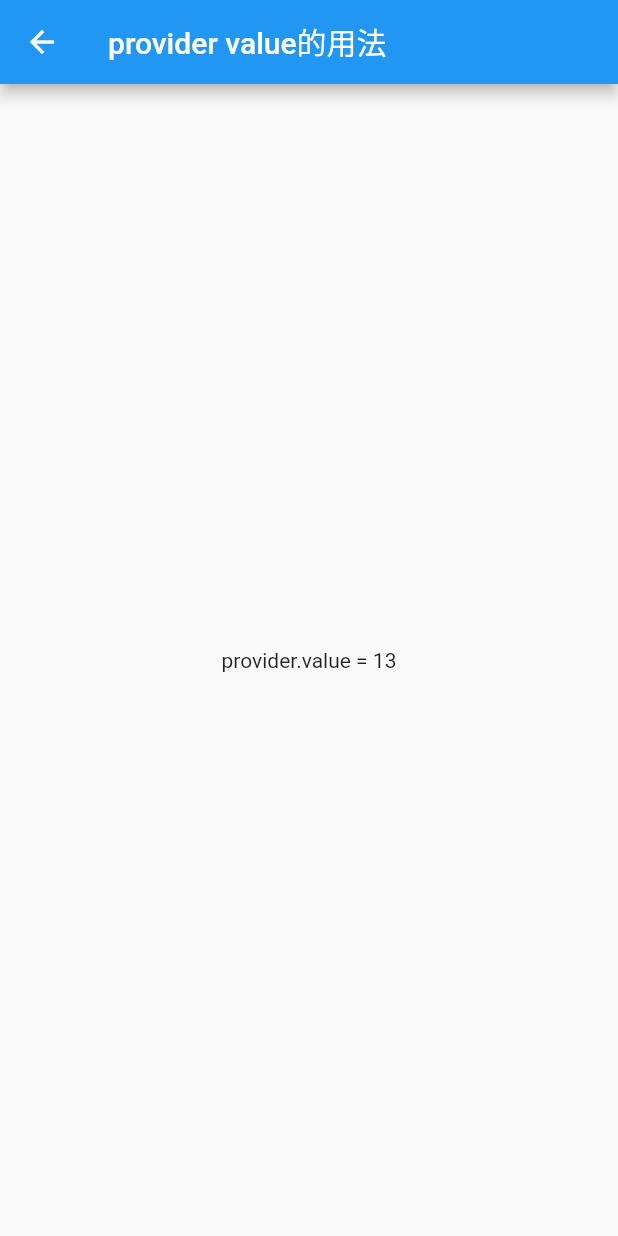
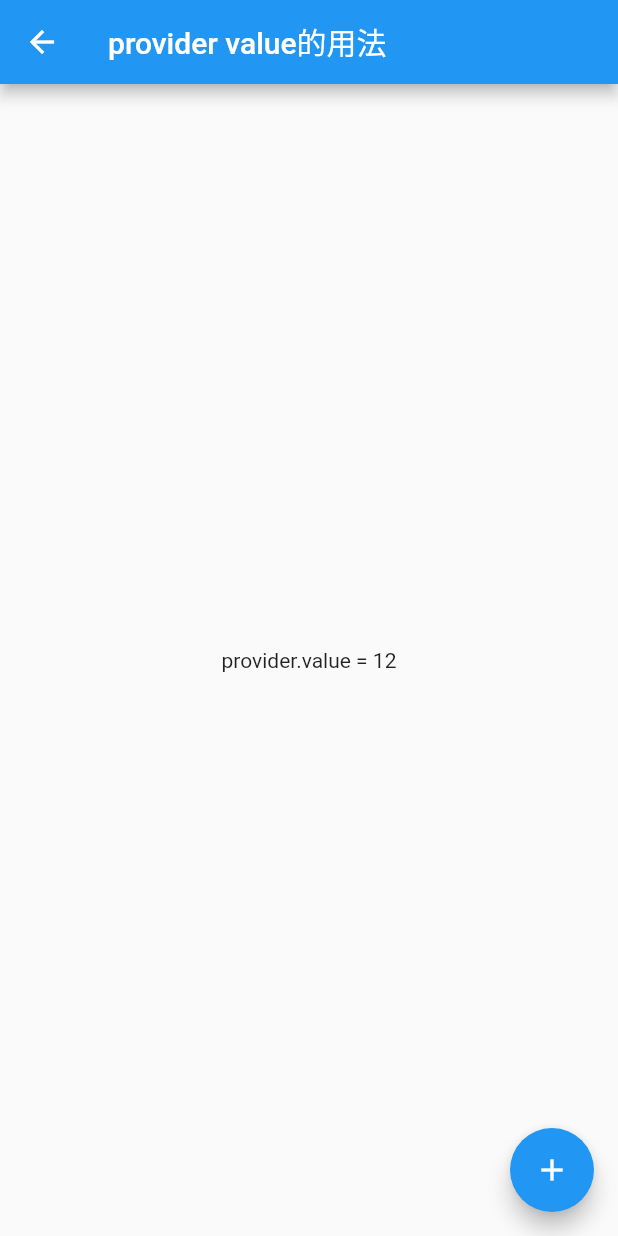
Before and after one commit to SHIMLY-GitHub/flutter_provider_example, a Flutter app: the screen it shows after launch, after a tap on "provide value 的用法", on a phone screen of 412 x 824 dp. Run offline on Flutter 3.47's test engine with Material 2 defaults, Android fonts, the phone set to English and light mode, and no system bars; our stand-ins replace dio.

Commit message:
no message

```diff
--- a/lib/changeNotifierProvider/change_notifier_value_provider_page.dart
+++ b/lib/changeNotifierProvider/change_notifier_value_provider_page.dart
@@ -14,6 +14,7 @@ class _ChangeNotifierValueProviderPageState extends State<ChangeNotifierValuePro
   Widget build(BuildContext context) {
     return ChangeNotifierProvider.value(
         value: widget.changeState,
+
         child: Scaffold(
           appBar: AppBar(title: Text("value"),),
           body: Center(
--- a/lib/djy_provider/my_car_state.dart
+++ b/lib/djy_provider/my_car_state.dart
@@ -1,12 +1,19 @@
 import 'package:flutter_provider_example/djy_provider/provider/djy_change_notifier.dart';
 
 class MyCarState extends DjyChangeNotifier{
-  int _count = 0;
+  int _count1 = 0;
+  int _count2 = 0;
 
-  get count=> _count;
+  get count1=> _count1;
 
-  void add(){
-    _count ++;
+  get count2=> _count2;
+
+  void add1(){
+    _count1 ++;
+    notifyListeners();
+  }
+  void add2(){
+    _count2 ++;
     notifyListeners();
   }
 
--- a/lib/main.dart
+++ b/lib/main.dart
@@ -5,8 +5,12 @@ import 'package:flutter_provider_example/changeNotifierProvider/change_notifier_
 import 'package:flutter_provider_example/future_provider/future_provider_page.dart';
 
 import 'package:flutter_provider_example/djy_provider/my_car_page.dart';
+import 'package:flutter_provider_example/multiProvider/multiProvider_page.dart';
+import 'package:flutter_provider_example/selector/selector_example1_page.dart';
+import 'package:flutter_provider_example/proxyProvider/proxy_provider_page.dart';
+import 'package:provider/provider.dart';
 
-import 'package:provider/provider.dart';
+
 void main() {
 
   Provider.debugCheckInvalidValueType = null;
@@ -88,6 +92,32 @@ class _MyHomePageState extends State<MyHomePage> {
             GestureDetector(
               onTap: (){
                 Navigator.of(context).push(new MaterialPageRoute(builder: (_) {
+                  return SelectorExample1Page();
+                }));
+              },
+              child: Text("selector的用法"),
+            ),
+            GestureDetector(
+              onTap: (){
+                Navigator.of(context).push(new MaterialPageRoute(builder: (_) {
+                  return ProxyProviderPage();
+                }));
+              },
+              child: Text("proxyProvider"),
+            ),
+
+            GestureDetector(
+              onTap: (){
+                Navigator.of(context).push(new MaterialPageRoute(builder: (_) {
+                  return MultiProviderPage();
+                }));
+
+              },
+              child: Text("MultiProvider 的用法"),
+            ),
+            GestureDetector(
+              onTap: (){
+                Navigator.of(context).push(new MaterialPageRoute(builder: (_) {
                   return FutureProviderPage();
                 }));
 
--- a/lib/provider/cart_state.dart
+++ b/lib/provider/cart_state.dart
@@ -1,6 +1,6 @@
 import 'package:flutter/material.dart';
 
-class CartState {
+class CartState extends ChangeNotifier {
 
 
   int _count = 13;
--- a/lib/provider/provider_value_page.dart
+++ b/lib/provider/provider_value_page.dart
@@ -1,20 +1,53 @@
 import 'package:flutter/material.dart';
 import 'package:flutter_provider_example/provider/cart_state.dart';
 import 'package:provider/provider.dart';
+
+
+
+
 class ProviderValuePage extends StatelessWidget {
   @override
   Widget build(BuildContext context) {
-    return Provider<CartState>.value(
+    return Provider<int>.value(
 
-      value: CartState(),
+      value: 12,
+      updateShouldNotify: (previous, next){
+
+
+        return previous != next;
+      } ,
+
       child: Scaffold(
         appBar: AppBar(title: Text("provider value的用法"),),
         body: Builder(builder: (context){
           return Center(
-            child: Text("provider.value = ${Provider.of<CartState>(context).count}"),
+            child: Text("provider.value = ${Provider.of<int>(context)}"),
           );
         }),
+        floatingActionButton: IncrementCounterButton(),
       ),
+
+
+    );
+  }
+
+
+}
+class IncrementCounterButton extends StatelessWidget {
+  const IncrementCounterButton({Key key}) : super(key: key);
+
+  @override
+  Widget build(BuildContext context) {
+
+    return FloatingActionButton(
+      onPressed: () {
+
+
+
+        Provider.of<CartState>(context,listen: false).add();
+      },
+      tooltip: 'Increment',
+      child: const Icon(Icons.add),
     );
   }
 }
--- a/lib/provider/provier_create_page.dart
+++ b/lib/provider/provier_create_page.dart
@@ -15,10 +15,12 @@ class ProviderCreatePage extends StatelessWidget {
 
     return Provider<CartState>(
       create:(context){
+        print(context);
 
         return CartState();
 
       },
+
 
 
       child: Scaffold(
--- /dev/null
+++ b/lib/selector/selector_state.dart
@@ -0,0 +1,22 @@
+import 'package:flutter/material.dart';
+class SelectorState extends ChangeNotifier{
+
+  int _count1 = 0;
+  int _count2 = 0;
+  int _count3 = 0;
+
+  get count1=>_count1;
+  get count2=>_count2;
+  get count3=>_count3;
+
+
+  void add1(){
+    _count1++;
+    notifyListeners();
+  }
+
+  void add2(){
+    _count2 ++;
+    notifyListeners();
+  }
+}
```
Also changed, not shown: lib/changeNotifierProvider/change_notifier_provider_page.dart (+17 -4 lines), lib/djy_provider/my_car_page.dart (+20 -4 lines), lib/multiProvider/multiProvider_page.dart (added, +65 -0 lines), lib/multiProvider/multi_state.dart (added, +26 -0 lines), lib/proxyProvider/proxy_provider_page.dart (added, +45 -0 lines), lib/proxyProvider/proxy_state.dart (added, +10 -0 lines), lib/selector/selector_example1_page.dart (added, +79 -0 lines), lib/selector/selector_example2_page.dart (added, +77 -0 lines), lib/笔记.txt (+37 -2 lines), 1 other file.
